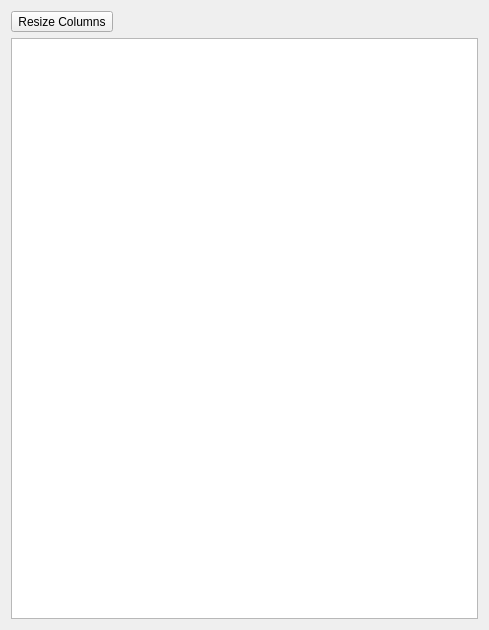
The window that tse_analytics/views/data/data_table_widget.ui (TSE-Systems/tse-analytics) describes before a commit, drawn with Qt 5.
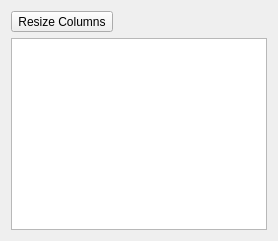
The same window after the commit. Icons and pictures are not drawn.

What changed in the file:
```diff
--- a/tse_analytics/views/data/data_table_widget.ui
+++ b/tse_analytics/views/data/data_table_widget.ui
@@ -2,18 +2,7 @@
 <ui version="4.0">
  <class>DataTableWidget</class>
  <widget class="QWidget" name="DataTableWidget">
-  <property name="geometry">
-   <rect>
-    <x>0</x>
-    <y>0</y>
-    <width>489</width>
-    <height>630</height>
-   </rect>
-  </property>
-  <property name="windowTitle">
-   <string>Form</string>
-  </property>
-  <layout class="QVBoxLayout" name="verticalLayout">
+  <layout class="QVBoxLayout" name="_2">
    <item>
     <layout class="QHBoxLayout" name="horizontalLayout">
      <item>
```
